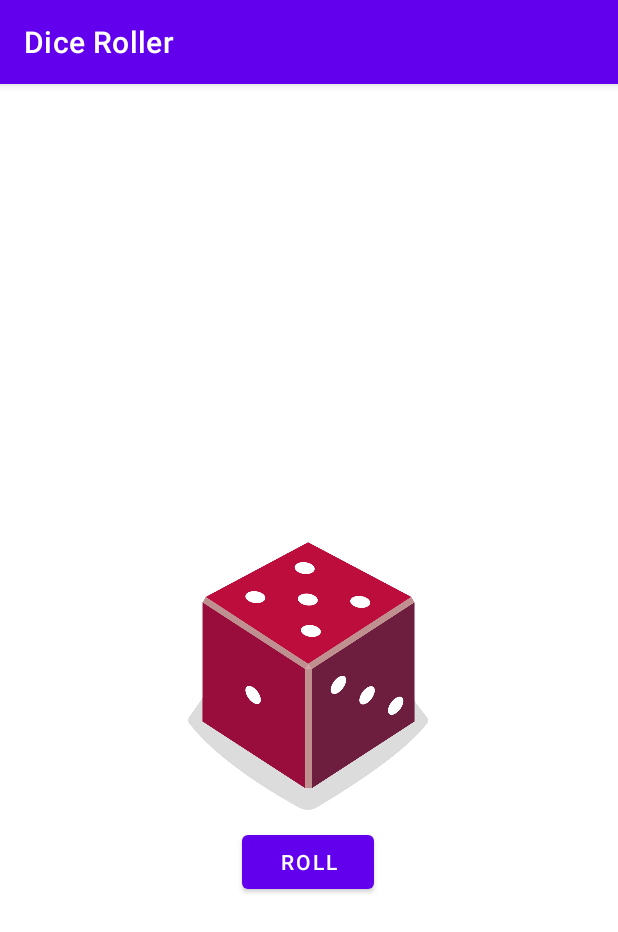
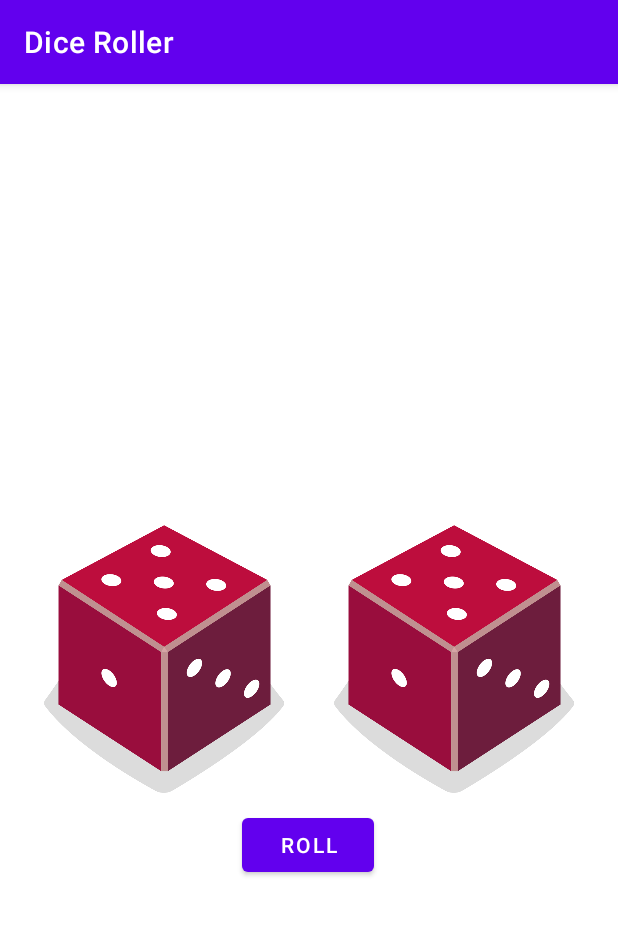
Before and after one commit to srajan87/DiceRollerApp, an Android app: the screen it shows after launch (MainActivity), on a phone screen of 412 x 824 dp. Shown: the top 932 px of the screen. Run offline under Robolectric (Android 15) with nearby library versions, the phone set to English and light mode, and no system bars.

Commit message:
Added second dice and roll them simultaneously

```diff
--- a/app/src/main/java/com/example/diceroller/MainActivity.kt
+++ b/app/src/main/java/com/example/diceroller/MainActivity.kt
@@ -15,22 +15,42 @@ class MainActivity : AppCompatActivity() {
         setContentView(R.layout.activity_main)
         val rollButton: Button = findViewById(R.id.button)
 
-        rollButton.setOnClickListener { rollDice() }
+        rollButton.setOnClickListener { rollMultiDices(2) }
 
-        // Roll the dice at app start
-        rollDice()
+        // Find the image view in the layout for ALL dices and roll them
+        rollMultiDices(2)
+    }
+
+    /**
+     * Function to roll multiple dices
+     */
+    private fun rollMultiDices(numOfDices: Int) {
+
+        // Find the image view in the layout for all dices and roll them
+        for (i in (1..numOfDices)) {
+            rollDice(findViewById(getImageViewId(i)))
+        }
+    }
+
+    /**
+     * Function to get Image View ID based on dice number
+     */
+    private fun getImageViewId(diceNum: Int): Int {
+        return when (diceNum) {
+            1 -> (R.id.imageView)
+            else -> (R.id.imageView2)
+        }
     }
 
     /**
      * Roll the Dice and update the screen with results*
      */
-    private fun rollDice() {
+    private fun rollDice(diceImage: ImageView) {
         // Create Dice object with number of sides as 6
         val dice = Dice(6)
+
+        // Roll the dice
         val diceRoll = dice.roll()
-
-        // Find the image view in the layout
-        val diceImage: ImageView = findViewById(R.id.imageView)
 
         // Determine which Drawable Resource ID based on the dice roll
         val drawableResource = when (diceRoll) {
--- a/app/src/main/res/layout/activity_main.xml
+++ b/app/src/main/res/layout/activity_main.xml
@@ -20,12 +20,26 @@
         android:id="@+id/imageView"
         android:layout_width="160dp"
         android:layout_height="200dp"
+        android:layout_marginStart="28dp"
+        app:layout_constraintBottom_toBottomOf="parent"
+        app:layout_constraintEnd_toStartOf="@+id/imageView2"
+        app:layout_constraintHorizontal_bias="0.179"
+        app:layout_constraintStart_toStartOf="parent"
+        app:layout_constraintTop_toTopOf="parent"
+        app:layout_constraintVertical_bias="0.499"
+        tools:srcCompat="@drawable/dice_1" />
+
+    <ImageView
+        android:id="@+id/imageView2"
+        android:layout_width="160dp"
+        android:layout_height="200dp"
+        android:layout_marginStart="32dp"
+        android:layout_marginEnd="28dp"
         app:layout_constraintBottom_toBottomOf="parent"
         app:layout_constraintEnd_toEndOf="parent"
-        app:layout_constraintHorizontal_bias="0.498"
-        app:layout_constraintStart_toStartOf="parent"
+        app:layout_constraintStart_toEndOf="@+id/imageView"
         app:layout_constraintTop_toTopOf="parent"
-        app:layout_constraintVertical_bias="0.519"
-        tools:srcCompat="@drawable/dice_1" />
+        app:layout_constraintVertical_bias="0.499"
+        app:srcCompat="@drawable/dice_2" />
 
 </androidx.constraintlayout.widget.ConstraintLayout>
```
